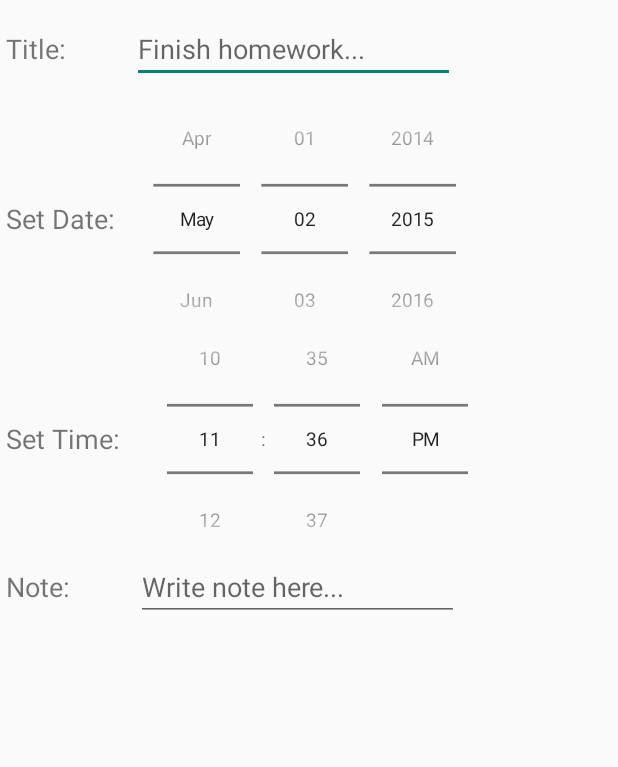
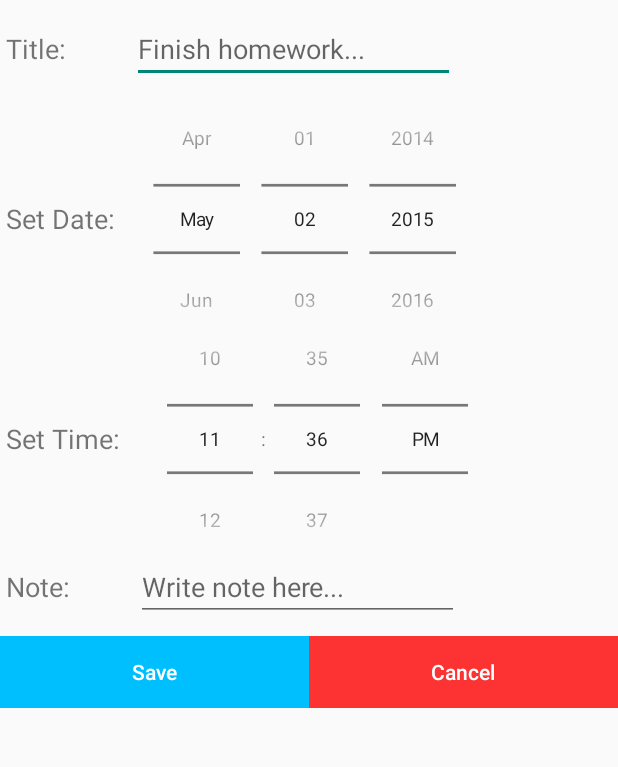
Before and after one commit to Thofkes/ReminderApp, an Android app: the layout dialog_reminder.xml on its own in the app's theme, with its tools: preview values and no code run, on a phone screen of 412 x 824 dp, the part 96-863 px from its top. Run offline under Robolectric (Android 15) with nearby library versions, the phone set to English and light mode, and no system bars.

Commit message:
Alert Dialog now able to capture the input and create a new reminder from it!

```diff
--- a/app/src/main/res/layout/dialog_reminder.xml
+++ b/app/src/main/res/layout/dialog_reminder.xml
@@ -1,4 +1,5 @@
 <?xml version="1.0" encoding="utf-8"?>
+
 <ScrollView xmlns:android="http://schemas.android.com/apk/res/android"
     android:layout_width="fill_parent"
     android:layout_height="fill_parent"
@@ -72,9 +73,7 @@
                 android:datePickerMode="spinner"
                 android:scaleX="0.9"
                 android:scaleY="0.9"
-                android:spinnersShown="true">
-
-            </DatePicker>
+                android:spinnersShown="true" />
 
         </LinearLayout>
 
@@ -100,7 +99,7 @@
                 android:layout_height="wrap_content"
                 android:scaleX="0.9"
                 android:scaleY="0.9"
-                android:timePickerMode="spinner"></TimePicker>
+                android:timePickerMode="spinner" />
         </LinearLayout>
 
         <LinearLayout
@@ -130,5 +129,34 @@
                 android:hint="@string/note_hint"
                 android:inputType="text" />
         </LinearLayout>
+
+        <LinearLayout
+            android:id="@+id/linButtons"
+            android:layout_width="fill_parent"
+            android:layout_height="wrap_content"
+            android:layout_marginTop="0dp"
+            android:orientation="horizontal"
+            android:weightSum="1">
+
+            <Button
+                android:id="@+id/saveBtn"
+                android:layout_width="0dp"
+                android:layout_height="wrap_content"
+                android:layout_weight="0.5"
+                android:background="@color/skyblue"
+                android:text="@string/save"
+                android:textAllCaps="false"
+                android:textColor="@color/white" />
+
+            <Button
+                android:id="@+id/cancelBtn"
+                android:layout_width="0dp"
+                android:layout_height="wrap_content"
+                android:layout_weight="0.5"
+                android:background="@color/red"
+                android:text="@string/cancel"
+                android:textAllCaps="false"
+                android:textColor="@color/white" />
+        </LinearLayout>
     </LinearLayout>
 </ScrollView>
--- a/app/src/main/res/values/colors.xml
+++ b/app/src/main/res/values/colors.xml
@@ -1,4 +1,6 @@
 <?xml version="1.0" encoding="utf-8"?>
 <resources>
     <color name="skyblue">#00BFFF</color>
+    <color name="white">#FFFFFF</color>
+    <color name="red">#FD3232</color>
 </resources>
```
Also changed, not shown: app/src/main/java/com/alt/reminderapp/DummyContent.java (+18 -25 lines), app/src/main/java/com/alt/reminderapp/ReminderListActivity.java (+63 -47 lines).
